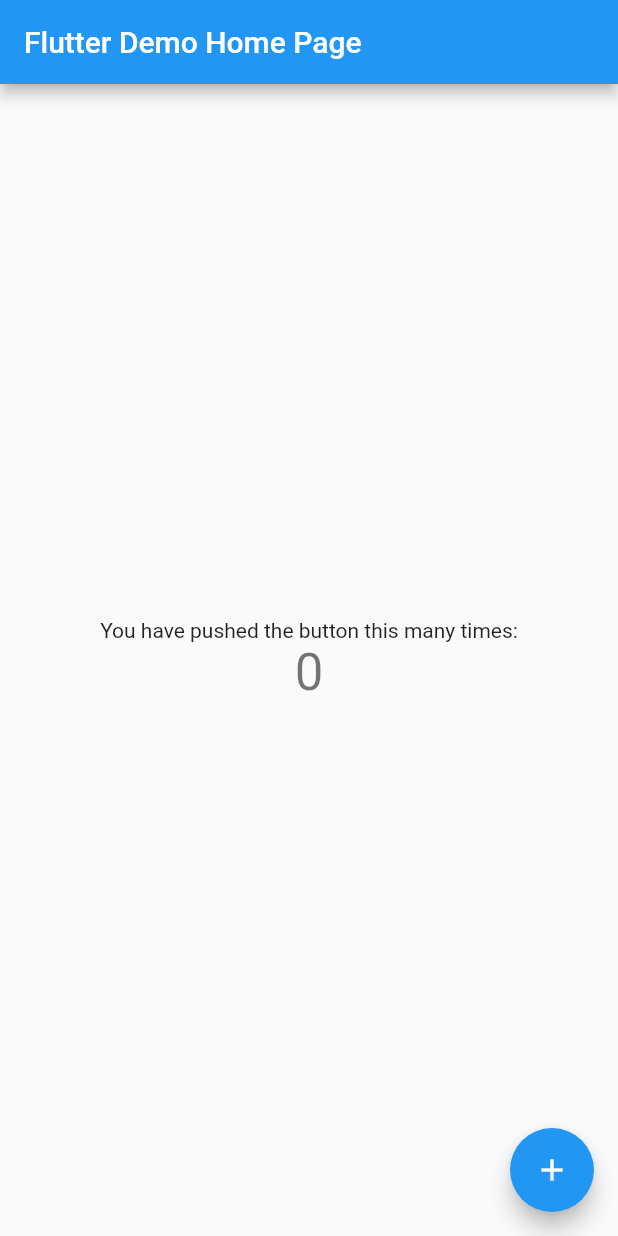
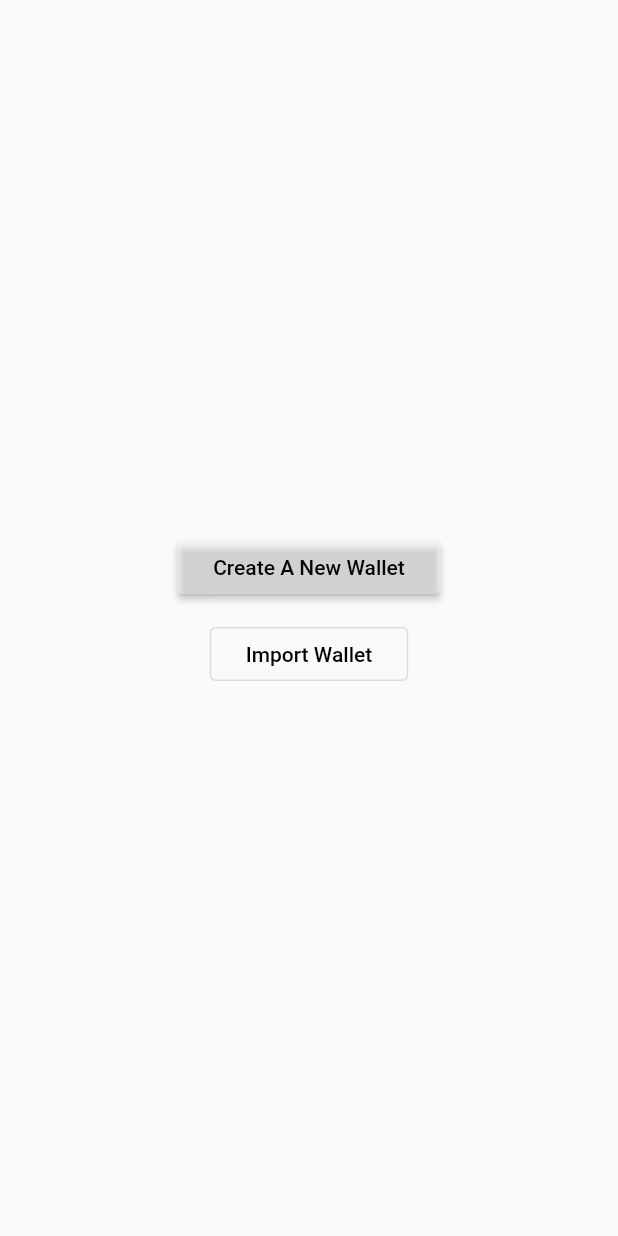
Before and after one commit to benjamin852/Ropsten_Flutter, a Flutter app: the screen it shows after launch, on a phone screen of 412 x 824 dp. Run offline on Flutter 3.47's test engine with Material 2 defaults, Android fonts, the phone set to English and light mode, and no system bars.

```diff
--- /dev/null
+++ b/lib/Screens/Intro_Screen.dart
@@ -0,0 +1,32 @@
+import 'package:ethereum_flutter/Screens/Import_Screen.dart';
+import 'package:flutter/material.dart';
+
+class IntroScreen extends StatelessWidget {
+  static const routeName = '/';
+
+  @override
+  Widget build(BuildContext context) {
+    return Scaffold(
+      body: Center(
+        child: Column(
+          mainAxisAlignment: MainAxisAlignment.center,
+          crossAxisAlignment: CrossAxisAlignment.center,
+          children: <Widget>[
+            RaisedButton(
+              child: Text('Create A New Wallet'),
+              onPressed: () => print('wazy'),
+            ),
+            Container(
+              padding: EdgeInsets.all(10),
+              child: OutlineButton(
+                child: Text('Import Wallet'),
+                onPressed: () =>
+                    Navigator.of(context).pushNamed(ImportScreen.routeName),
+              ),
+            )
+          ],
+        ),
+      ),
+    );
+  }
+}
--- /dev/null
+++ b/lib/Utils/Routes.dart
@@ -0,0 +1,11 @@
+import 'package:flutter/material.dart';
+
+import 'package:ethereum_flutter/Screens/Intro_Screen.dart';
+import 'package:ethereum_flutter/Screens/Import_Screen.dart';
+
+Map<String, WidgetBuilder> getRoutes(context) {
+  return {
+    IntroScreen.routeName: (BuildContext ctx) => IntroScreen(),
+    ImportScreen.routeName: (BuildContext ctx) => ImportScreen(),
+  };
+}
--- a/lib/main.dart
+++ b/lib/main.dart
@@ -1,111 +1,25 @@
 import 'package:flutter/material.dart';
+
+import 'package:ethereum_flutter/Utils/Routes.dart';
 
 void main() => runApp(MyApp());
 
 class MyApp extends StatelessWidget {
-  // This widget is the root of your application.
   @override
   Widget build(BuildContext context) {
-    return MaterialApp(
-      title: 'Flutter Demo',
-      theme: ThemeData(
-        // This is the theme of your application.
-        //
-        // Try running your application with "flutter run". You'll see the
-        // application has a blue toolbar. Then, without quitting the app, try
-        // changing the primarySwatch below to Colors.green and then invoke
-        // "hot reload" (press "r" in the console where you ran "flutter run",
-        // or simply save your changes to "hot reload" in a Flutter IDE).
-        // Notice that the counter didn't reset back to zero; the application
-        // is not restarted.
-        primarySwatch: Colors.blue,
+    return Container(
+      child: new MaterialApp(
+        title: 'Ethereum Flutter Wallet',
+        initialRoute: '/',
+        routes: getRoutes(context),
+        theme: ThemeData(
+          primarySwatch: Colors.indigo,
+          buttonTheme: ButtonThemeData(
+            buttonColor: Colors.white38,
+            textTheme: ButtonTextTheme.primary,
+          ),
+        ),
       ),
-      home: MyHomePage(title: 'Flutter Demo Home Page'),
     );
   }
 }
-
-class MyHomePage extends StatefulWidget {
-  MyHomePage({Key key, this.title}) : super(key: key);
-
-  // This widget is the home page of your application. It is stateful, meaning
-  // that it has a State object (defined below) that contains fields that affect
-  // how it looks.
-
-  // This class is the configuration for the state. It holds the values (in this
-  // case the title) provided by the parent (in this case the App widget) and
-  // used by the build method of the State. Fields in a Widget subclass are
-  // always marked "final".
-
-  final String title;
-
-  @override
-  _MyHomePageState createState() => _MyHomePageState();
-}
-
-class _MyHomePageState extends State<MyHomePage> {
-  int _counter = 0;
-
-  void _incrementCounter() {
-    setState(() {
-      // This call to setState tells the Flutter framework that something has
-      // changed in this State, which causes it to rerun the build method below
-      // so that the display can reflect the updated values. If we changed
-      // _counter without calling setState(), then the build method would not be
-      // called again, and so nothing would appear to happen.
-      _counter++;
-    });
-  }
-
-  @override
-  Widget build(BuildContext context) {
-    // This method is rerun every time setState is called, for instance as done
-    // by the _incrementCounter method above.
-    //
-    // The Flutter framework has been optimized to make rerunning build methods
-    // fast, so that you can just rebuild anything that needs updating rather
-    // than having to individually change instances of widgets.
-    return Scaffold(
-      appBar: AppBar(
-        // Here we take the value from the MyHomePage object that was created by
-        // the App.build method, and use it to set our appbar title.
-        title: Text(widget.title),
-      ),
-      body: Center(
-        // Center is a layout widget. It takes a single child and positions it
-        // in the middle of the parent.
-        child: Column(
-          // Column is also a layout widget. It takes a list of children and
-          // arranges them vertically. By default, it sizes itself to fit its
-          // children horizontally, and tries to be as tall as its parent.
-          //
-          // Invoke "debug painting" (press "p" in the console, choose the
-          // "Toggle Debug Paint" action from the Flutter Inspector in Android
-          // Studio, or the "Toggle Debug Paint" command in Visual Studio Code)
-          // to see the wireframe for each widget.
-          //
-          // Column has various properties to control how it sizes itself and
-          // how it positions its children. Here we use mainAxisAlignment to
-          // center the children vertically; the main axis here is the vertical
-          // axis because Columns are vertical (the cross axis would be
-          // horizontal).
-          mainAxisAlignment: MainAxisAlignment.center,
-          children: <Widget>[
-            Text(
-              'You have pushed the button this many times:',
-            ),
-            Text(
-              '$_counter',
-              style: Theme.of(context).textTheme.display1,
-            ),
-          ],
-        ),
-      ),
-      floatingActionButton: FloatingActionButton(
-        onPressed: _incrementCounter,
-        tooltip: 'Increment',
-        child: Icon(Icons.add),
-      ), // This trailing comma makes auto-formatting nicer for build methods.
-    );
-  }
-}
```
Also changed, not shown: lib/Screens/Import_Screen.dart (added, +53 -0 lines), lib/Widgets/Forms/Paper_Form.dart (added, +38 -0 lines), pubspec.yaml (+1 -9 lines).
